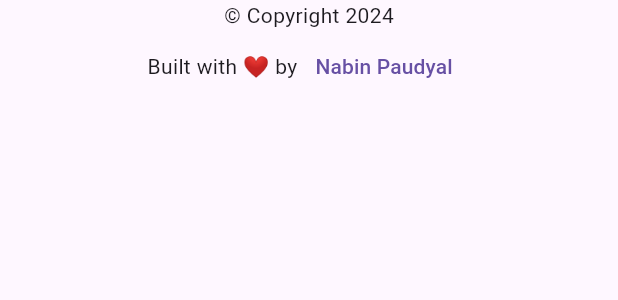
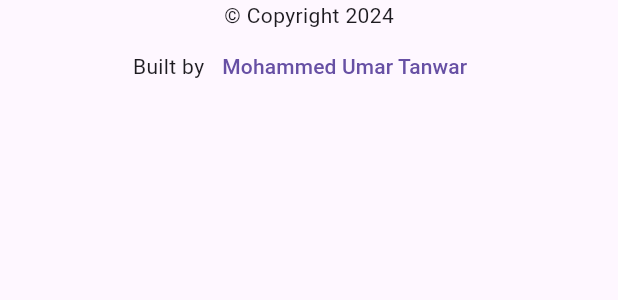
Before and after one commit to UmarTanwar3527/Portfolio_Website, a Flutter app: the Footer widget shown alone on an empty page, opened directly, on a phone screen of 412 x 824 dp. Shown: the top 300 px of the screen. Run offline on Flutter 3.47's test engine with Material 3 defaults, Android fonts, the light colour scheme and no system bars; network calls fail.

Commit message:
Footer Updated

```diff
--- a/lib/View/Components/footer.dart
+++ b/lib/View/Components/footer.dart
@@ -13,14 +13,14 @@ class Footer extends StatelessWidget {
           mainAxisAlignment: MainAxisAlignment.center,
           children: [
             const Text(
-              "Built with ❤ by",
+              "Built by",
             ),
             TextButton(
                 onPressed: () {
-                  launchUrl(Uri.parse("https://www.facebook.com/nabin.paudyal.57"),);
+                  launchUrl(Uri.parse("https://twitter.com/umar_tanwar27"),);
                 },
                 child: const Text(
-                  "Nabin Paudyal",
+                  "Mohammed Umar Tanwar",
                 ))
           ],
         )
```
